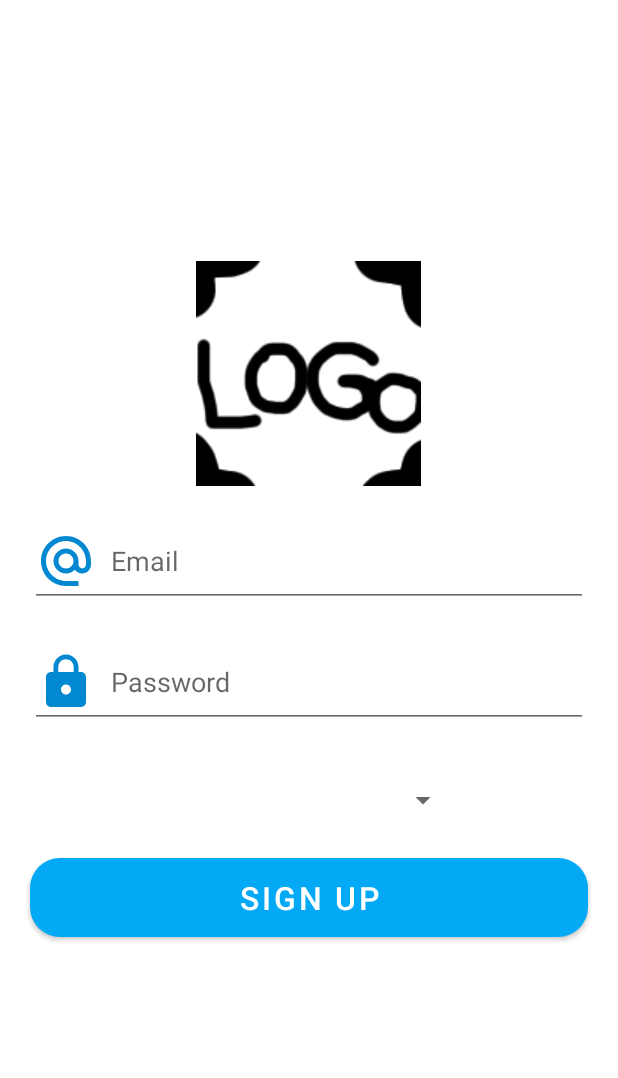
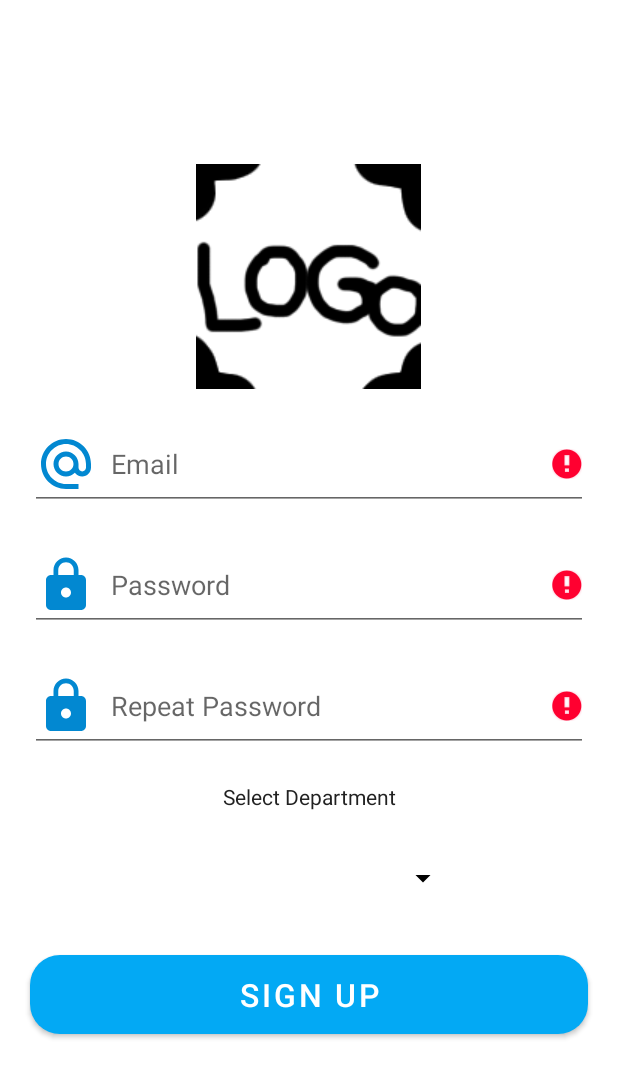
Before and after one commit to PiotrSi/EventApp, an Android app: the RegisterFragment screen opened through its navigation route, after a tap on "SIGN UP", on a phone screen of 412 x 824 dp. Shown: the top 1078 px of the screen. Run offline under Robolectric (Android 15) with nearby library versions, the phone set to English and light mode, and no system bars; our stand-ins replace Dagger/Hilt's generated code.

Commit message:
before clean

```diff
--- a/app/src/main/java/com/example/pracav2/AnalyzeFragment.kt
+++ b/app/src/main/java/com/example/pracav2/AnalyzeFragment.kt
@@ -128,6 +128,8 @@ class AnalyzeFragment : Fragment(R.layout.fragment_analyze) {
         pieDataSet.valueTextSize = 15f
         binding.chart.setEntryLabelColor(Color.BLACK)
         binding.chart.legend.isEnabled = false
+        binding.chart.centerText = "Your events in the last 6 months"
+        binding.chart.setCenterTextSize(15f)
 
 
     }
--- a/app/src/main/java/com/example/pracav2/MainActivity.kt
+++ b/app/src/main/java/com/example/pracav2/MainActivity.kt
@@ -18,7 +18,7 @@ class MainActivity : AppCompatActivity() {
         setContentView(R.layout.activity_main)
         val userPreferences = UserPreferences(this)
 
-        userPreferences.accessToken.asLiveData().observe(this, Observer {
+        userPreferences.accessToken.asLiveData().observe(this, {
             val activity = if (it == null) AuthActivity::class.java else HomeActivity::class.java
             startNewActivity(activity)
         })
--- a/app/src/main/java/com/example/pracav2/ProfileFragment.kt
+++ b/app/src/main/java/com/example/pracav2/ProfileFragment.kt
@@ -1,8 +1,8 @@
 package com.example.pracav2
 
 import android.os.Bundle
+import android.view.View
 import androidx.fragment.app.Fragment
-import android.view.View
 import androidx.fragment.app.viewModels
 import androidx.lifecycle.Observer
 import androidx.navigation.fragment.findNavController
@@ -11,7 +11,6 @@ import com.example.pracav2.databinding.FragmentProfileBinding
 import com.example.pracav2.ui.handleApiError
 import com.example.pracav2.ui.home.HomeViewModel
 import com.example.pracav2.ui.logout
-import com.example.pracav2.ui.visible
 import dagger.hilt.android.AndroidEntryPoint
 
 @AndroidEntryPoint
@@ -31,7 +30,7 @@ class ProfileFragment : Fragment(R.layout.fragment_profile) {
           findNavController().navigate(action)
         }
 
-        viewModel.userInfo.observe(viewLifecycleOwner, Observer {
+        viewModel.userInfo.observe(viewLifecycleOwner, {
             when (it) {
                 is Resource.Success -> {
 //                    binding.progressbar.visible(false)
--- a/app/src/main/java/com/example/pracav2/ui/auth/LoginFragment.kt
+++ b/app/src/main/java/com/example/pracav2/ui/auth/LoginFragment.kt
@@ -1,7 +1,9 @@
 package com.example.pracav2.ui.auth
 
 import android.os.Bundle
+import android.util.Log
 import android.view.View
+import android.widget.Toast
 import androidx.core.widget.addTextChangedListener
 import androidx.fragment.app.Fragment
 import androidx.fragment.app.viewModels
@@ -16,16 +18,22 @@ import com.example.pracav2.ui.handleApiError
 import com.example.pracav2.ui.home.HomeActivity
 import com.example.pracav2.ui.startNewActivity
 import com.example.pracav2.ui.visible
+import com.google.android.material.snackbar.Snackbar
 import dagger.hilt.android.AndroidEntryPoint
 import kotlinx.coroutines.launch
 import okhttp3.MediaType.Companion.toMediaTypeOrNull
 import okhttp3.RequestBody.Companion.toRequestBody
+import java.util.regex.Pattern
 
 @AndroidEntryPoint
 class LoginFragment: Fragment(R.layout.fragment_login) {
 
     private lateinit var binding: FragmentLoginBinding
     private val viewModel by viewModels<AuthViewModel>()
+    val EMAIL_ADDRESS_PATTERN = Pattern.compile(
+        "[a-zA-Z]{1,50}\\.[a-zA-Z0-9]{1,50}"+
+                "\\@pollub\\.edu\\.pl"
+    )
 
     override fun onViewCreated(view: View, savedInstanceState: Bundle?) {
         super.onViewCreated(view, savedInstanceState)
@@ -68,9 +76,15 @@ class LoginFragment: Fragment(R.layout.fragment_login) {
 
     private fun login() {
         val email = binding.login.text.toString().trim()
-        val password = binding.password.text.toString().trim()
-        val jsonObjectString = "{\"username\":\"$email\" , \"password\":\"$password\"}"
-        val requestBody = jsonObjectString.toRequestBody("application/json".toMediaTypeOrNull())
-        viewModel.login(requestBody)
+       if(isValidEmail(email)) {
+           val password = binding.password.text.toString().trim()
+           val jsonObjectString = "{\"username\":\"$email\" , \"password\":\"$password\"}"
+           val requestBody = jsonObjectString.toRequestBody("application/json".toMediaTypeOrNull())
+           viewModel.login(requestBody)
+       }else Snackbar.make(requireView(),"invalid email",Snackbar.LENGTH_SHORT).show()
+    }
+
+    private fun isValidEmail(str: String): Boolean{
+        return EMAIL_ADDRESS_PATTERN.matcher(str).matches()
     }
 }
--- a/app/src/main/java/com/example/pracav2/ui/auth/RegisterFragment.kt
+++ b/app/src/main/java/com/example/pracav2/ui/auth/RegisterFragment.kt
@@ -1,31 +1,39 @@
 package com.example.pracav2.ui.auth
 
 import android.os.Bundle
-import android.view.LayoutInflater
 import android.view.View
-import android.view.ViewGroup
 import android.widget.AdapterView
 import android.widget.ArrayAdapter
 import android.widget.Toast
 import androidx.fragment.app.Fragment
 import androidx.fragment.app.viewModels
-import androidx.lifecycle.Observer
 import androidx.lifecycle.lifecycleScope
 import androidx.navigation.findNavController
 import com.example.pracav2.R
 import com.example.pracav2.data.network.Resource
-import com.example.pracav2.databinding.FragmentDescriptionBinding
-import com.example.pracav2.databinding.FragmentLoginBinding
 import com.example.pracav2.databinding.FragmentRegisterBinding
 import dagger.hilt.android.AndroidEntryPoint
 import kotlinx.coroutines.launch
 import okhttp3.MediaType.Companion.toMediaTypeOrNull
 import okhttp3.RequestBody.Companion.toRequestBody
+import java.util.regex.Pattern
+
 @AndroidEntryPoint
 class RegisterFragment : Fragment(R.layout.fragment_register), AdapterView.OnItemSelectedListener {
 
     private lateinit var binding: FragmentRegisterBinding
     private val viewModel by viewModels<AuthViewModel>()
+
+    private val PASSWORD_PATTERN: Pattern = Pattern.compile(
+        "^" +
+            "(?=.*[@#$%^&+=])" +     // at least 1 special character
+            "(?=\\S+$)" +            // no white spaces
+            ".{6,}" +                // at least 6 characters
+            "$")
+    private val EMAIL_ADDRESS_PATTERN: Pattern = Pattern.compile(
+        "[a-zA-Z]{1,50}\\.[a-zA-Z]{1,50}[0-9]{0,1}"+  //name{50}.surname{50}
+                "\\@pollub\\.edu\\.pl"              // contain "@pollub.edu.pl"
+    )
 
     private  var department : Int = -1
 
@@ -34,10 +42,11 @@ class RegisterFragment : Fragment(R.layout.fragment_register), AdapterView.OnIte
         binding = FragmentRegisterBinding.bind(view)
 
 
-        binding.planetsSpinner.onItemSelectedListener = this
+
+        binding.spinner.onItemSelectedListener = this
 
         viewModel.getDep()
-        viewModel.depResponse.observe(viewLifecycleOwner, Observer {
+        viewModel.depResponse.observe(viewLifecycleOwner, { it ->
             when(it){
                 is Resource.Success ->{
                     lifecycleScope.launch {
@@ -50,23 +59,22 @@ class RegisterFragment : Fragment(R.layout.fragment_register), AdapterView.OnIte
 
                         adapter.setDropDownViewResource(android.R.layout.simple_spinner_dropdown_item)
                         // Apply the adapter to the spinner
-                        binding.planetsSpinner.adapter = adapter
+                        binding.spinner.adapter = adapter
 
 //                        }
 //                        val depResponseItem : DepResponseItem = it.value.get(2)
 
                     }
-//                    Toast.makeText(requireContext(), it.toString(), Toast.LENGTH_LONG).show()
-//                    Toast.makeText(requireContext(), it.value.toList().toString(), Toast.LENGTH_LONG).show()
-
                 }
                 is Resource.Failure ->{
-                    Toast.makeText(requireContext(), "getDep Failure", Toast.LENGTH_SHORT).show()
+                }
+                Resource.Loading -> {
+
                 }
             }
         })
 
-        viewModel.regiResponse.observe(viewLifecycleOwner, Observer {
+        viewModel.regiResponse.observe(viewLifecycleOwner, {
             when(it){
                 is Resource.Success ->{
                     lifecycleScope.launch {
@@ -74,29 +82,35 @@ class RegisterFragment : Fragment(R.layout.fragment_register), AdapterView.OnIte
                         view.findNavController().navigate(R.id.action_registerFragment_to_loginFragment)
 
                     }
-                    Toast.makeText(requireContext(), it.toString(), Toast.LENGTH_LONG).show()
                 }
                 is Resource.Failure ->{
-                    Toast.makeText(requireContext(), "Registery Failure", Toast.LENGTH_SHORT).show()
+                    Toast.makeText(requireContext(), "something went wrong", Toast.LENGTH_SHORT).show()
                 }
+                Resource.Loading -> TODO()
             }
         })
 
         binding.signupButton.setOnClickListener {
             val email = binding.login.text.toString().trim()
             val password = binding.password.text.toString().trim()
-            department+1
-            val request = "{\"username\":\"$email\", \"role\" : [\"ROLE_USER\"], \"password\":\"$password\", \"depId\" : \"$department\"}"
-            val requestBody = request.toRequestBody("application/json".toMediaTypeOrNull())
-            viewModel.signup(requestBody)
+            val passwordR = binding.passwordRepeat.text.toString().trim()
+
+            if(validation(email, password, passwordR)){
+                department += 1
+                val request =
+                    "{\"username\":\"$email\", " +
+                            "\"role\" : [\"ROLE_USER\"], " +
+                            "\"password\":\"$password\", " +
+                            "\"depId\" : \"$department\"}"
+                val requestBody = request.toRequestBody("application/json".toMediaTypeOrNull())
+                viewModel.signup(requestBody)
+            }
         }
-
     }
 
     override fun onItemSelected(p0: AdapterView<*>?, p1: View?, p2: Int, p3: Long) {
         if (p0 != null) {
             department = p2
-//            Toast.makeText(requireContext(), p0.getItemAtPosition(p2).toString()+p3.toString()+p2.toString(), Toast.LENGTH_SHORT).show()
             p0.getItemAtPosition(p2)
         }
     }
@@ -105,5 +119,45 @@ class RegisterFragment : Fragment(R.layout.fragment_register), AdapterView.OnIte
         TODO("Not yet implemented")
     }
 
+    private fun validation(email:String, password:String, passwordR:String):Boolean{
+        var check = true
 
+        if(email.isEmpty()){
+            binding.login.error = "Required"
+            check = false
+        }else if(!isValidEmail(email)){
+            binding.login.error = "Invalid email"
+            check = false
+        }
+
+        if(password.isEmpty()){
+            binding.password.error = "Required"
+            check = false
+
+        }else if(!isValidPassword(password)){
+            binding.password.error ="Password :\n" +
+                    "* at least 1 special character \n" +
+                    "* no white spaces \n" +
+                    "* at least 6 characters"
+            check = false
+        }
+
+        if(passwordR.isEmpty()){
+            binding.passwordRepeat.error = "Required"
+            check = false
+        }else if(password != passwordR){
+            binding.passwordRepeat.error = "Different  Passwords"
+            check = false
+        }
+
+        return check
+    }
+
+    private fun isValidEmail(str: String): Boolean{
+        return EMAIL_ADDRESS_PATTERN.matcher(str).matches()
+    }
+
+    private fun isValidPassword(str: String): Boolean{
+        return PASSWORD_PATTERN.matcher(str).matches()
+    }
 }
--- a/app/src/main/res/layout/fragment_register.xml
+++ b/app/src/main/res/layout/fragment_register.xml
@@ -48,31 +48,20 @@
             android:hint="@string/password"
             android:minHeight="50dp"/>
 
-<!--        <EditText-->
-<!--            android:id="@+id/name"-->
-<!--            android:layout_width="match_parent"-->
-<!--            android:layout_height="wrap_content"-->
-<!--            android:layout_marginStart="20dp"-->
-<!--            android:layout_marginTop="20dp"-->
-<!--            android:layout_marginEnd="20dp"-->
-<!--            android:background="@drawable/login_edit_background"-->
-<!--            android:drawableStart="@drawable/ic_person_login"-->
-<!--            android:drawablePadding="10dp"-->
-<!--            android:hint="@string/name"-->
-<!--            android:minHeight="50dp"/>-->
+        <EditText
+            android:id="@+id/password_repeat"
+            android:layout_width="match_parent"
+            android:layout_height="wrap_content"
+            android:layout_marginStart="20dp"
+            android:layout_marginTop="20dp"
+            android:layout_marginEnd="20dp"
+            android:ems="10"
+            android:inputType="textPassword"
+            android:drawableStart="@drawable/ic_padlock_password"
+            android:drawablePadding="10dp"
+            android:hint="@string/password_repeat"
+            android:minHeight="50dp"/>
 
-<!--        <EditText-->
-<!--            android:id="@+id/surname"-->
-<!--            android:layout_width="match_parent"-->
-<!--            android:layout_height="wrap_content"-->
-<!--            android:layout_marginStart="20dp"-->
-<!--            android:layout_marginTop="20dp"-->
-<!--            android:layout_marginEnd="20dp"-->
-<!--            android:background="@drawable/login_edit_background"-->
-<!--            android:drawableStart="@drawable/ic_person_login"-->
-<!--            android:drawablePadding="10dp"-->
-<!--            android:hint="@string/surname"-->
-<!--            android:minHeight="50dp"/>-->
 
 <!--        <EditText-->
 <!--            android:id="@+id/phone"-->
@@ -86,11 +75,23 @@
 <!--            android:drawablePadding="10dp"-->
 <!--            android:hint="@string/phone"-->
 <!--            android:minHeight="50dp"/>-->
+
+        <TextView
+            android:id="@+id/textView"
+            android:labelFor="@id/spinner"
+            android:layout_width="match_parent"
+            android:layout_height="wrap_content"
+            android:layout_marginHorizontal="20dp"
+            android:layout_marginVertical="20dp"
+            android:text="Select Department"
+            android:gravity="center"
+            android:layout_gravity="center" />
+
         <Spinner
-            android:id="@+id/planets_spinner"
+            android:id="@+id/spinner"
             android:layout_width="200dp"
-            android:layout_height="25dp"
-            android:layout_marginTop="35dp"
+            android:layout_height="50dp"
+            android:backgroundTint="@color/black"
             android:layout_gravity="center" />
 
 
--- a/app/src/main/res/values/strings.xml
+++ b/app/src/main/res/values/strings.xml
@@ -6,6 +6,7 @@
     <!--    Auth     -->
     <string name="email">Email</string>
     <string name="password">Password</string>
+    <string name="password_repeat">Repeat Password</string>
     <string name="forget_password">Forgot Password ?</string>
     <string name="log_in">Log in</string>
     <string name="sign_up">Sign up</string>
```
Also changed, not shown: app/src/main/java/com/example/pracav2/FavoritesFragment.kt (+1 -9 lines), app/src/main/res/layout/fragment_login.xml (+0 -15 lines).
